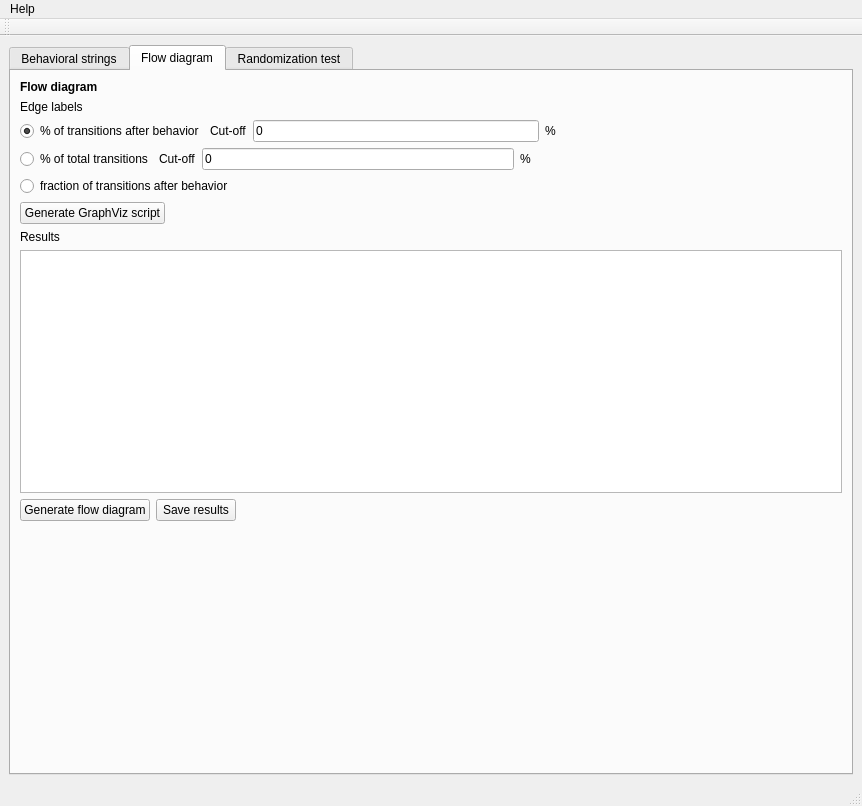
olivierfriard/behatrix, file bsa.ui: the form before one commit.
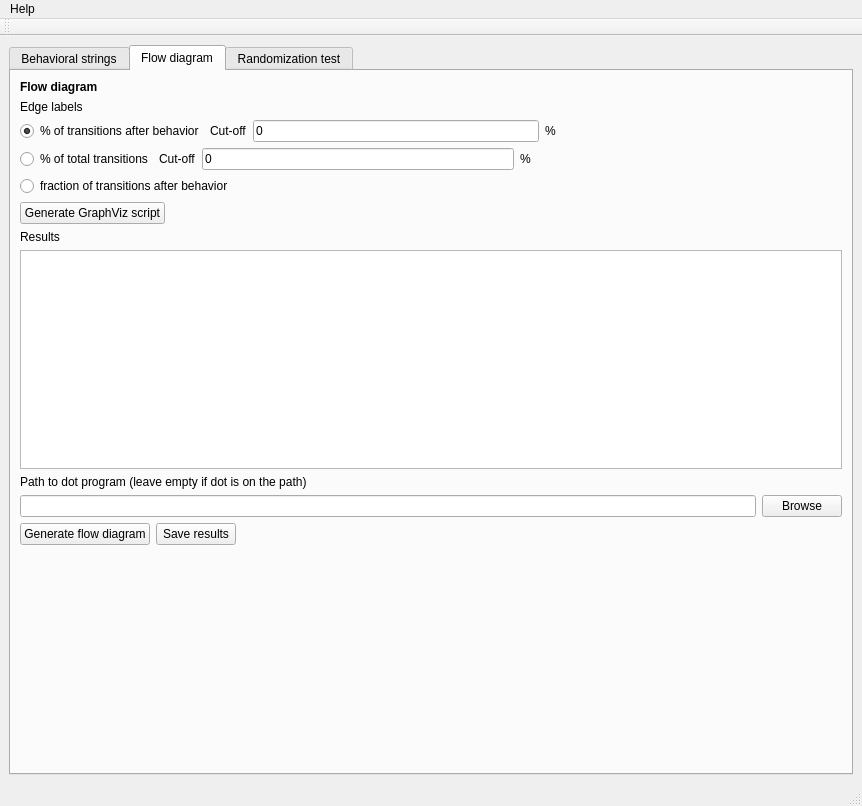
The form after the commit. The open tabs and pages were chosen to show the change.

Commit message: add dot path selection

The edit to the form file:
```diff
--- a/bsa.ui
+++ b/bsa.ui
@@ -159,8 +159,6 @@
        <attribute name="title">
         <string>Flow diagram</string>
        </attribute>
-       <layout class="QVBoxLayout" name="verticalLayout_6">
-        <item>
          <layout class="QVBoxLayout" name="verticalLayout_5">
           <item>
            <widget class="QLabel" name="label_6">
@@ -324,6 +322,27 @@
             </property>
            </widget>
           </item>
+        <item>
+         <widget class="QLabel" name="label_16">
+          <property name="text">
+           <string>Path to dot program (leave empty if dot is on the path)</string>
+          </property>
+         </widget>
+        </item>
+        <item>
+         <layout class="QHBoxLayout" name="horizontalLayout_14">
+          <item>
+           <widget class="QLineEdit" name="le_dot_path"/>
+          </item>
+          <item>
+           <widget class="QPushButton" name="pb_browse_dot_path">
+            <property name="text">
+             <string>Browse</string>
+            </property>
+           </widget>
+          </item>
+         </layout>
+        </item>
           <item>
            <layout class="QHBoxLayout" name="horizontalLayout_13">
             <item>
@@ -363,14 +382,12 @@
             <property name="sizeHint" stdset="0">
              <size>
               <width>20</width>
-              <height>40</height>
+            <height>177</height>
              </size>
             </property>
            </spacer>
           </item>
          </layout>
-        </item>
-       </layout>
       </widget>
       <widget class="QWidget" name="tab">
        <attribute name="title">
```
Left out of the diff: 14 changed lines with no effect on the pictures. Lines whose indentation alone changed are shown as unchanged. The commit also changes 2 other files.
